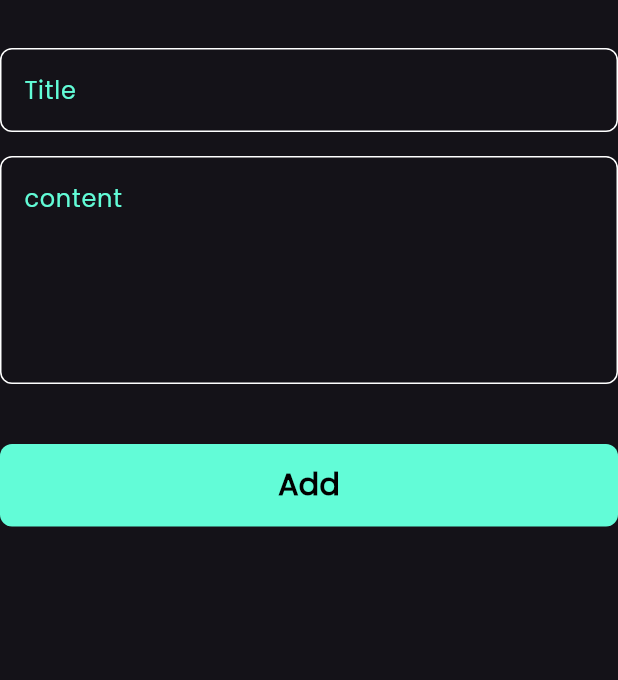
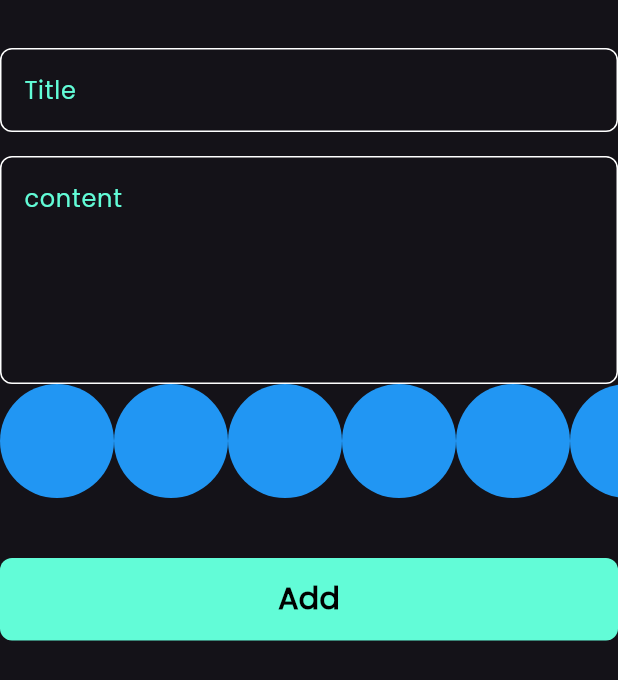
Before and after one commit to Mazen123-123/notes_app, a Flutter app: the AddNoteForm widget shown alone on an empty page, opened directly, on a phone screen of 412 x 824 dp. Shown: the top 680 px of the screen. Run offline on Flutter 3.47's test engine with Material 3 defaults, Android fonts, the phone set to English and light mode, and no system bars; our stand-ins replace bloc, flutter_bloc, font_awesome_flutter, hive, hive_flutter; accounts and stored records are empty.

Commit message:
create colors list view part one

```diff
--- a/lib/views/widgets/add_note_form.dart
+++ b/lib/views/widgets/add_note_form.dart
@@ -4,6 +4,7 @@ import 'package:intl/intl.dart';
 import 'package:notes_app/cubits/add_note_cubit/add_note_cubit.dart';
 import 'package:notes_app/models/note_model.dart';
 
+import 'colors_list_view.dart';
 import 'custom_button.dart';
 import 'custom_text_field.dart';
 
@@ -46,12 +47,12 @@ class _AddNoteFormState extends State<AddNoteForm> {
             hint: 'content',
             maxLines: 5,
           ),
+          const ColorsListView(),
           const SizedBox(
             height: 40,
           ),
           BlocBuilder<AddNoteCubit, AddNoteState>(
             builder: (context, state) {
-
               return CustomButton(
                 isLoading: state is AddNoteLoading ? true : false,
                 onTap: () {
--- /dev/null
+++ b/lib/views/widgets/colors_list_view.dart
@@ -0,0 +1,32 @@
+
+import 'package:flutter/material.dart';
+
+class ColorItem extends StatelessWidget {
+  const ColorItem({super.key});
+
+  @override
+  Widget build(BuildContext context) {
+    return const CircleAvatar(
+      backgroundColor: Colors.blue,
+      radius: 38,
+    );
+  }
+}
+
+class ColorsListView extends StatelessWidget {
+  const ColorsListView({super.key});
+
+  @override
+  Widget build(BuildContext context) {
+    return SizedBox(
+      height: 38 * 2,
+      child: ListView.builder(
+        itemCount: 10,
+        scrollDirection: Axis.horizontal,
+        itemBuilder: (context, index) {
+          return const ColorItem();
+        },
+      ),
+    );
+  }
+}
```
